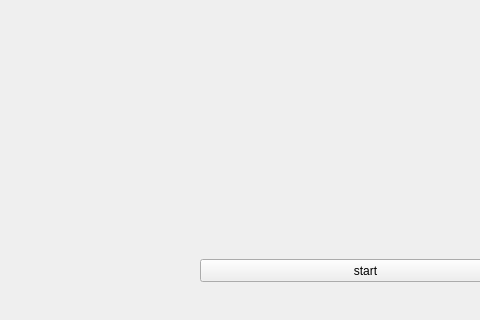
Old version of the form src/ui_main_window1.ui in the repository almog-a/iot_drums-; both pictures show x 0 to 480 and y 280 to 600 of the 800 by 600 pixel window.
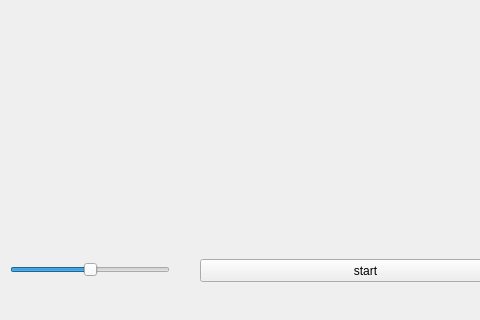
New version of the form.

Commit message: addding GUI  slider and calibration

The edit to the form file:
```diff
--- a/src/ui_main_window1.ui
+++ b/src/ui_main_window1.ui
@@ -40,6 +40,22 @@
      <string>TextLabel</string>
     </property>
    </widget>
+   <widget class="QSlider" name="songVolumeSlider">
+    <property name="geometry">
+     <rect>
+      <x>10</x>
+      <y>520</y>
+      <width>160</width>
+      <height>22</height>
+     </rect>
+    </property>
+    <property name="value">
+     <number>50</number>
+    </property>
+    <property name="orientation">
+     <enum>Qt::Horizontal</enum>
+    </property>
+   </widget>
   </widget>
   <widget class="QMenuBar" name="menubar">
    <property name="geometry">
```
The commit also changes 3 other files.
